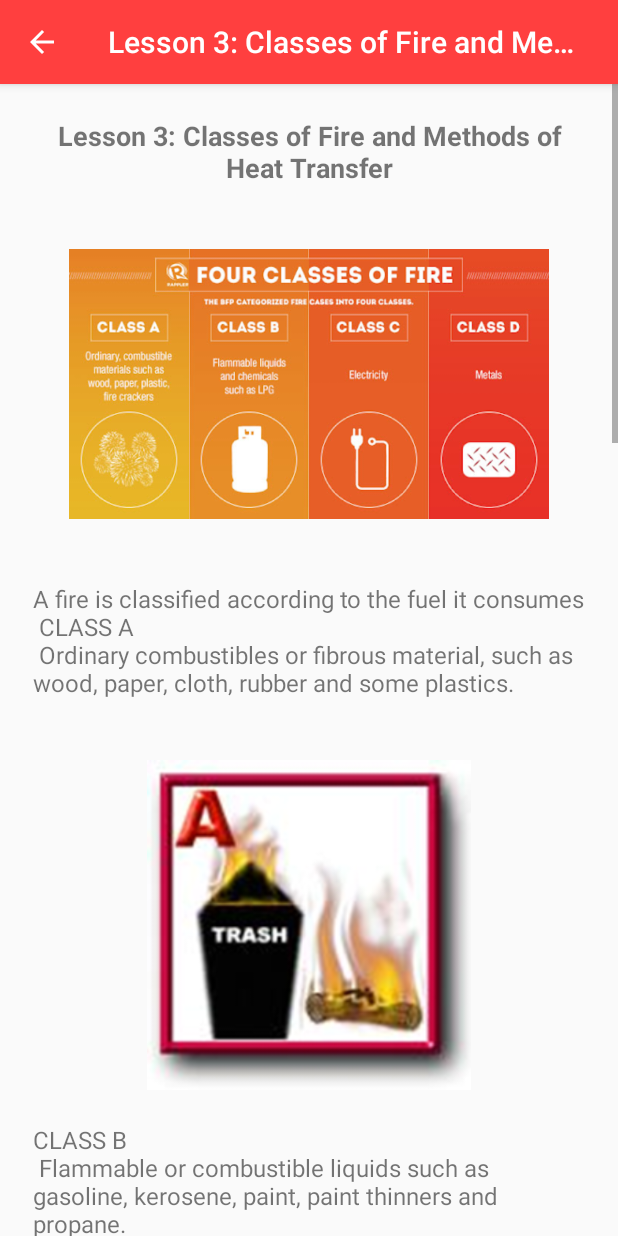
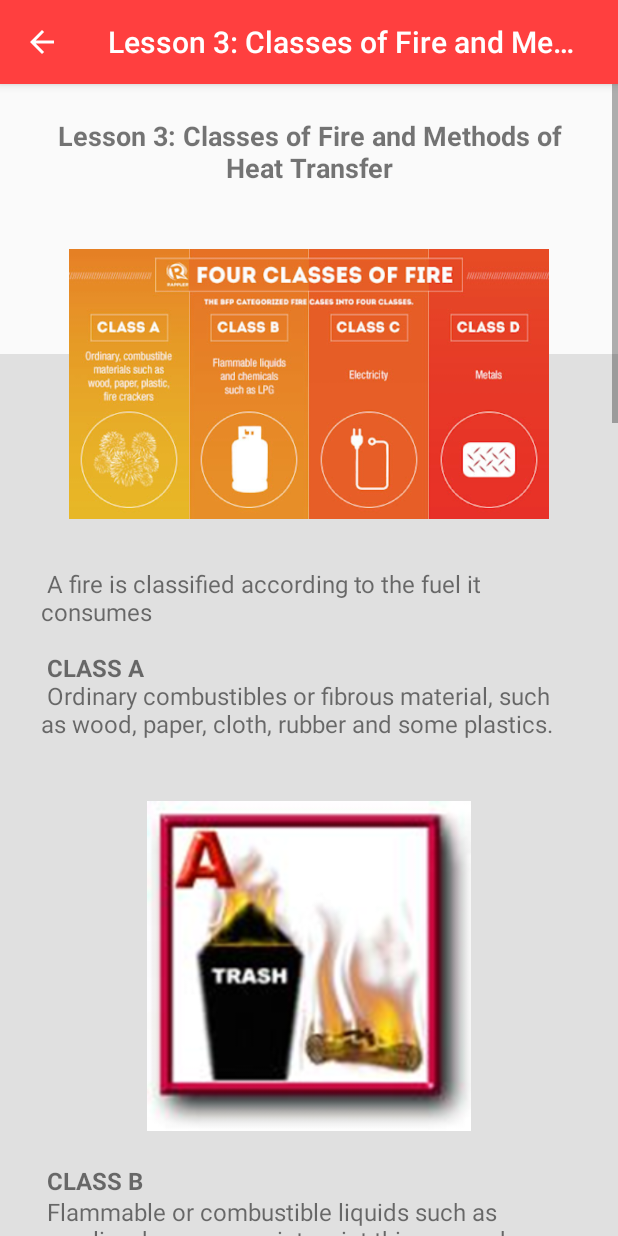
Before and after one commit to AloysiusGChua/115_Project, an Android app: the ActivityLessonThree screen opened directly, with no data from a screen before it, on a phone screen of 412 x 824 dp. Run offline under Robolectric (Android 15) with nearby library versions, the phone set to English and light mode, and no system bars.

```diff
--- a/app/src/main/res/layout/activity_answers.xml
+++ b/app/src/main/res/layout/activity_answers.xml
@@ -25,8 +25,8 @@
         android:layout_height="match_parent"
         android:orientation="vertical"
         android:paddingTop="15dp"
-        android:paddingLeft="22dp"
-        android:paddingRight="22dp"
+        android:paddingLeft="5dp"
+        android:paddingRight="5dp"
         android:paddingBottom="90dp"
         android:background="#E0E0E0"
         android:layout_marginTop="-10dp">
--- a/app/src/main/res/layout/activity_lesson_three.xml
+++ b/app/src/main/res/layout/activity_lesson_three.xml
@@ -26,7 +26,19 @@
                 android:layout_width="320dp"
                 android:layout_height="220dp"
                 android:layout_gravity="center"
-                android:src="@drawable/lessonthreefirst"/>
+                android:src="@drawable/lessonthreefirst"
+                android:elevation="1dp"/>
+
+        <LinearLayout
+            android:layout_width="match_parent"
+            android:layout_height="wrap_content"
+            android:orientation="vertical"
+            android:paddingTop="120dp"
+            android:paddingLeft="5dp"
+            android:paddingRight="5dp"
+            android:paddingBottom="90dp"
+            android:background="#E0E0E0"
+            android:layout_marginTop="-130dp">
 
             <TextView
                 android:text="@string/lesson_three_paragraph_one"
@@ -89,6 +101,8 @@
 
         </LinearLayout>
 
+        </LinearLayout>
+
     </ScrollView>
 
 </RelativeLayout>
--- a/app/src/main/res/layout/activity_quiz_layout.xml
+++ b/app/src/main/res/layout/activity_quiz_layout.xml
@@ -28,8 +28,8 @@
                 android:layout_height="wrap_content"
                 android:orientation="vertical"
                 android:paddingTop="20dp"
-                android:paddingLeft="22dp"
-                android:paddingRight="22dp"
+                android:paddingLeft="5dp"
+                android:paddingRight="5dp"
                 android:paddingBottom="120dp"
                 android:background="#E0E0E0"
                 android:layout_marginTop="-10dp">
--- a/app/src/main/res/values/strings.xml
+++ b/app/src/main/res/values/strings.xml
@@ -45,32 +45,32 @@
 
     <!-- LESSON 2 DATA -->
     <string name="lesson_two_paragraph_one">
-        IGNITION STAGE\n
+        <b>IGNITION STAGE</b>\n
         Point wherein the fire starts\n
         There is plenty of oxygen, little heat and smoke\n
         Fire is still small and generally confined to the fuel that initially ignited\n\n
 
-        GROWTH STAGE\n
+        <b>GROWTH STAGE</b>\n
         Temperature and smoke level increases\n
         Oxygen level decreased and the fuel is already dried out\n
         Hot gasses rise to the ceiling and spreads outward the walls\n
         Can be continuous if there is enough fuel and oxygen\n
         The smoke layer is getting thicker and fire is starting to spread to nearby furniture\n\n
 
-        FLASH OVER\n
+        <b>FLASH OVER</b>\n
         Transition between growth and fully developed stage\n
         Presence of huge smoke which indicates the rapid change of situation\n
         May involve exposed combustibles\n
         Increasing level of smoke with decreased visibility\n
         Gasses are generated by heat\n\n
 
-        FULLY DEVELOPED\n
+        <b>FULLY DEVELOPED</b>\n
         All combustibles materials present are continuously burning\n
         Maximum amount of heat is released\n
         The volume of fire is dependent of the number and size of ventilation openings\n
         Unburned gasses begin flowing to adjacent spaces and ignite once it enters a space where air more abundant\n\n
 
-        DECAY\n
+        <b>DECAY</b>\n
         Intensity of fire decreasing due to lack of available fuel\n
         Most of fuel consumed\n
         Effort concentrated on cooling of the remaining fuel\n
@@ -79,33 +79,33 @@
 
     <!-- LESSON 3 DATA -->
     <string name="lesson_three_paragraph_one">
-        A fire is classified according to the fuel it consumes\n
-        CLASS A\n
+        A fire is classified according to the fuel it consumes\n\n
+        <b>CLASS A\n</b>
         Ordinary combustibles or fibrous material, such as wood, paper, cloth, rubber and some plastics.\n
     </string>
 
     <string name="lesson_three_paragraph_two">
-        CLASS B\n
+        <b>CLASS B</b>\n
         Flammable or combustible liquids such as gasoline, kerosene, paint, paint thinners and propane.\n
     </string>
 
     <string name="lesson_three_paragraph_three">
-        CLASS C\n
+        <b>CLASS C</b>\n
         Energized electrical equipment, such as appliances, switches, panel boxes and power tools.\n
     </string>
 
     <string name="lesson_three_paragraph_four">
-        CLASS D\n
+        <b>CLASS D</b>\n
         Certain combustible metals, such as magnesium, titanium, potassium and sodium. They may react violently with water or other chemicals, and must be handled with care.\n
     </string>
 
     <string name="lesson_three_paragraph_five">
-        CLASS K\n
+        <b>CLASS K</b>\n
         Fires involving combustible cooking fluids such as oils and fats.\n
     </string>
 
     <string name="lesson_three_paragraph_six">
-        METHODS OF HEAT TRANSFER\n
+        <b>METHODS OF HEAT TRANSFER</b>\n
         1. By Radiation\n
         -With heat rays causing nearby combustible objects to burst into flames\n
         2. By Convection\n
--- a/app/src/main/res/values/styles.xml
+++ b/app/src/main/res/values/styles.xml
@@ -20,6 +20,7 @@
         <item name="android:layout_height">wrap_content</item>
         <item name="android:textSize">16sp</item>
         <item name="android:padding">22dp</item>
+        <item name="android:gravity">left</item>
     </style>
 
     <style name="buttonStyle">
```
Also changed, not shown: app/src/main/res/layout/activity_lesson_five.xml (+15 -1 lines), app/src/main/res/layout/activity_lesson_four.xml (+15 -1 lines), app/src/main/res/layout/activity_lesson_one.xml (+15 -1 lines), app/src/main/res/layout/activity_lesson_two.xml (+19 -5 lines), 40 other files.
